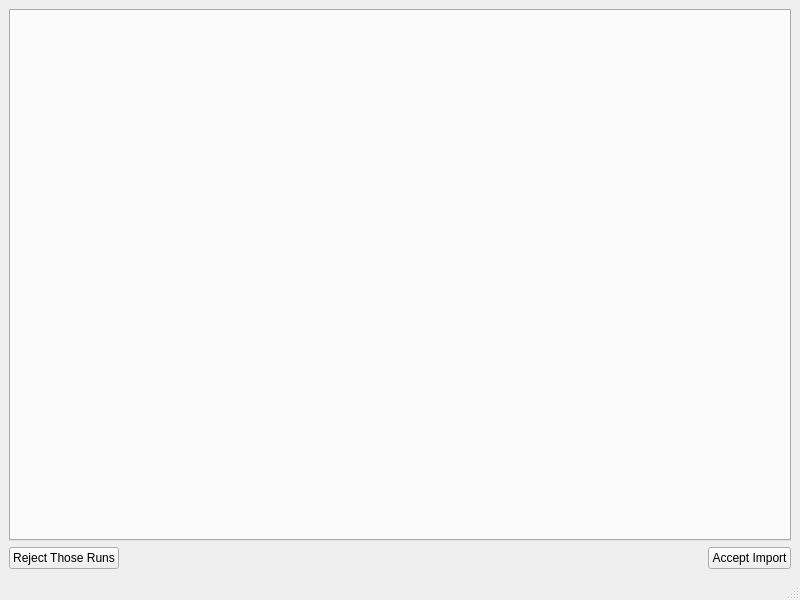
neutrons/addie, file designer/ui_solve_import_conflicts.ui: the form before one commit.
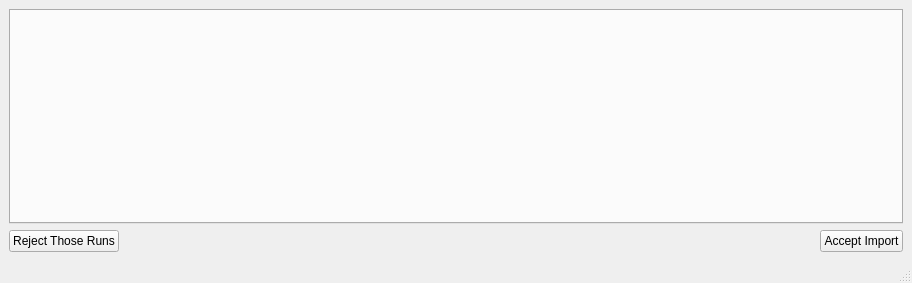
The form after the commit.

Commit message: columns size is automatically defined according to size of contents

Diff of the .ui file:
```diff
--- a/designer/ui_solve_import_conflicts.ui
+++ b/designer/ui_solve_import_conflicts.ui
@@ -9,8 +9,8 @@
    <rect>
     <x>0</x>
     <y>0</y>
-    <width>800</width>
-    <height>600</height>
+    <width>912</width>
+    <height>283</height>
    </rect>
   </property>
   <property name="windowTitle">
```
Left out of the diff: 2 changed lines with no effect on the pictures. The commit also changes 2 other files.
